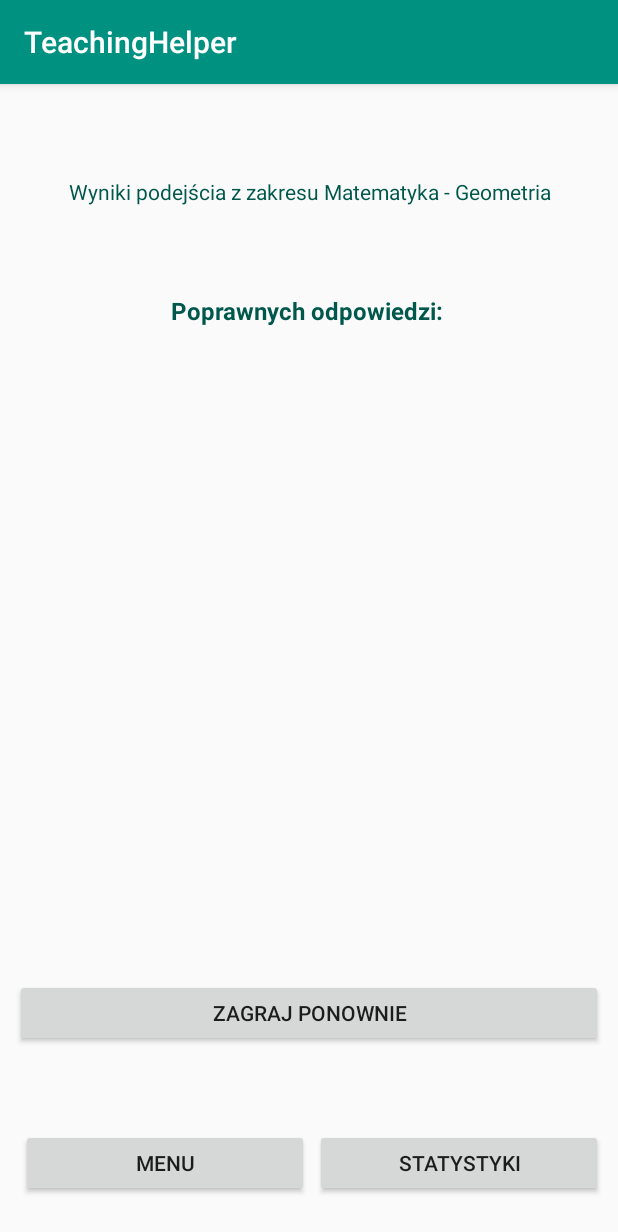
After one commit to monkok96/teaching-mobile, an Android app: the AttemptSummary screen opened directly, with no data from a screen before it, on a phone screen of 412 x 824 dp. The commit adds this screen. Shown: the top 1232 px of the screen. Run offline under Robolectric (Android 15) with nearby library versions, the phone set to English and light mode, and no system bars.

Commit message:
work on attempts summary

```diff
--- a/app/src/main/AndroidManifest.xml
+++ b/app/src/main/AndroidManifest.xml
@@ -9,7 +9,8 @@
         android:roundIcon="@mipmap/ic_launcher_round"
         android:supportsRtl="true"
         android:theme="@style/AppTheme">
-        <activity android:name=".AreaChoice"></activity>
+        <activity android:name=".AttemptSummary"></activity>
+        <activity android:name=".AreaChoice" />
         <activity android:name=".SubjectChoice" />
         <activity android:name=".MenuTrigger" />
         <activity
--- a/app/src/main/java/com/example/teachinghelper/AreaChoice.kt
+++ b/app/src/main/java/com/example/teachinghelper/AreaChoice.kt
@@ -57,9 +57,9 @@ class AreaChoice : AppCompatActivity() {
 
             btnTag.setOnClickListener {
                 //TODO: pass questions activity class here
-//                val intent = Intent(this, Questions::class.java)
-//                intent.putExtra("areaId", area.id)
-//                startActivity(intent)
+                val intent = Intent(this, AttemptSummary::class.java)
+                intent.putExtra("areaId", area.id)
+                startActivity(intent)
             }
         }
     }
--- /dev/null
+++ b/app/src/main/java/com/example/teachinghelper/AttemptSummary.kt
@@ -0,0 +1,21 @@
+package com.example.teachinghelper
+
+import android.content.Intent
+import androidx.appcompat.app.AppCompatActivity
+import android.os.Bundle
+import android.widget.Button
+
+class AttemptSummary : AppCompatActivity() {
+
+    override fun onCreate(savedInstanceState: Bundle?) {
+        super.onCreate(savedInstanceState)
+        setContentView(R.layout.activity_attempt_summary)
+
+
+        val menuButton = findViewById<Button>(R.id.menuButton)
+        menuButton.setOnClickListener {
+            val intent = Intent(this, MainActivity::class.java)
+            startActivity(intent)
+        }
+    }
+}
--- a/app/src/main/java/com/example/teachinghelper/Database/AppDatabase.kt
+++ b/app/src/main/java/com/example/teachinghelper/Database/AppDatabase.kt
@@ -4,19 +4,23 @@ import android.content.Context
 import androidx.room.Database
 import androidx.room.Room
 import androidx.room.RoomDatabase
+import androidx.room.TypeConverters
 import androidx.sqlite.db.SupportSQLiteDatabase
 import com.example.teachinghelper.Dao.*
 import com.example.teachinghelper.Entities.*
 import kotlinx.coroutines.CoroutineScope
 import kotlinx.coroutines.launch
 
-@Database(entities = arrayOf(Question::class, Area::class, Subject::class,Answer::class, DifficultyLevel::class ), version = 3)
+@Database(entities = arrayOf(Question::class, Area::class, Subject::class,Answer::class, DifficultyLevel::class, Attempt::class, AnswersHistory::class ), version = 4)
+@TypeConverters(Converters::class)
 abstract class AppDatabase  : RoomDatabase() {
     abstract fun questionDao(): QuestionDao
     abstract fun areaDao(): AreaDao
     abstract fun subjectDao(): SubjectDao
     abstract fun answerDao(): AnswerDao
     abstract fun difficultyLevelDao(): DifficultyLevelDao
+    abstract fun attemptDao(): AttemptDao
+    abstract fun answersHistoryDao(): AnswersHistoryDao
 
 
     companion object {
--- /dev/null
+++ b/app/src/main/res/layout/activity_attempt_summary.xml
@@ -0,0 +1,76 @@
+<?xml version="1.0" encoding="utf-8"?>
+<androidx.constraintlayout.widget.ConstraintLayout xmlns:android="http://schemas.android.com/apk/res/android"
+    xmlns:app="http://schemas.android.com/apk/res-auto"
+    xmlns:tools="http://schemas.android.com/tools"
+    android:layout_width="match_parent"
+    android:layout_height="match_parent"
+    android:layout_margin="10dp"
+    tools:context=".AttemptSummary">
+
+
+    <TextView
+        android:id="@+id/attemptSummaryTitleText"
+        android:layout_width="382dp"
+        android:layout_height="43dp"
+        android:layout_marginTop="40dp"
+        android:gravity="center"
+        android:text="Wyniki podejścia z zakresu Matematyka - Geometria"
+        android:textColor="@color/colorPrimaryDark"
+        android:textSize="14sp"
+        app:layout_constraintEnd_toEndOf="parent"
+        app:layout_constraintStart_toStartOf="parent"
+        app:layout_constraintTop_toTopOf="parent" />
+
+    <TextView
+        android:id="@+id/correctAnswersText"
+        android:layout_width="382dp"
+        android:layout_height="43dp"
+        android:layout_marginStart="4dp"
+        android:layout_marginTop="36dp"
+        android:gravity="center"
+        android:text="Poprawnych odpowiedzi:"
+        android:textColor="@color/colorPrimaryDark"
+        android:textSize="16sp"
+        android:textStyle="bold"
+        app:layout_constraintStart_toStartOf="parent"
+        app:layout_constraintTop_toBottomOf="@+id/attemptSummaryTitleText" />
+
+    <Button
+        android:id="@+id/playAgainButton"
+        android:layout_width="match_parent"
+        android:layout_height="45dp"
+        android:layout_marginTop="424dp"
+        android:layout_weight="1"
+        android:text="Zagraj ponownie"
+        app:layout_constraintEnd_toEndOf="parent"
+        app:layout_constraintHorizontal_bias="0.0"
+        app:layout_constraintStart_toStartOf="parent"
+        app:layout_constraintTop_toBottomOf="@+id/correctAnswersText" />
+
+
+    <Button
+        android:id="@+id/menuButton"
+        android:layout_width="192dp"
+        android:layout_height="45dp"
+        android:layout_marginStart="4dp"
+        android:layout_marginBottom="16dp"
+        android:layout_weight="1"
+        android:text="Menu"
+        app:layout_constraintBottom_toBottomOf="parent"
+        app:layout_constraintStart_toStartOf="parent"
+        app:layout_constraintTop_toBottomOf="@+id/playAgainButton"
+        app:layout_constraintVertical_bias="1.0" />
+
+    <Button
+        android:id="@+id/statsButton"
+        android:layout_width="192dp"
+        android:layout_height="45dp"
+        android:layout_marginBottom="16dp"
+        android:layout_weight="1"
+        android:text="Statystyki"
+        app:layout_constraintBottom_toBottomOf="parent"
+        app:layout_constraintEnd_toEndOf="parent"
+        app:layout_constraintHorizontal_bias="1.0"
+        app:layout_constraintStart_toEndOf="@+id/menuButton" />
+
+</androidx.constraintlayout.widget.ConstraintLayout>
```
Also changed, not shown: app/src/main/java/com/example/teachinghelper/Dao/AnswersHistoryDao.kt (added, +20 -0 lines), app/src/main/java/com/example/teachinghelper/Dao/AttemptDao.kt (added, +20 -0 lines), app/src/main/java/com/example/teachinghelper/Database/Converters.kt (added, +19 -0 lines), app/src/main/java/com/example/teachinghelper/Entities/AnswersHistory.kt (added, +27 -0 lines), app/src/main/java/com/example/teachinghelper/Entities/Attempt.kt (added, +12 -0 lines), app/src/main/res/layout/activity_area_choice.xml (+3 -4 lines), app/src/main/res/layout/activity_main.xml (+7 -0 lines), app/src/main/res/drawable/happystudying.png (added), app/src/main/res/drawable/studyfocus.png (added), app/src/main/res/drawable/studyfun.gif (added), app/src/main/res/drawable/studyingboy.png (added).
